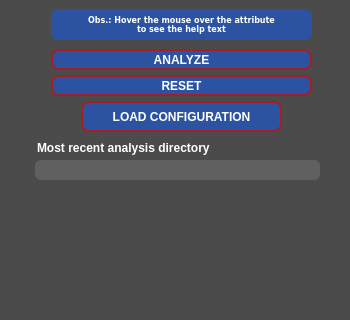
Before: the Qt Designer form behavython_gui.ui in mrdrzit/behavython, drawn with Qt 5; both pictures show x 0 to 350 and y 367 to 687 of the 350 by 900 pixel window.
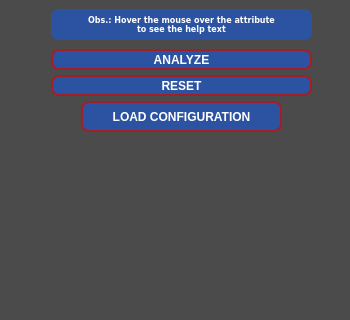
After: the same form once the commit is applied. The open tabs and pages were chosen to show the change. Icons and pictures are not drawn.

Commit message: Finish first part of thread on analysis

```diff
--- a/behavython_gui.ui
+++ b/behavython_gui.ui
@@ -763,9 +763,9 @@
      <property name="geometry">
       <rect>
        <x>15</x>
-       <y>450</y>
+       <y>400</y>
        <width>301</width>
-       <height>301</height>
+       <height>351</height>
       </rect>
      </property>
      <property name="styleSheet">
@@ -848,89 +848,6 @@
       <string notr="true">ANALYZE</string>
      </property>
     </widget>
-    <widget class="QLabel" name="config_path_2">
-     <property name="geometry">
-      <rect>
-       <x>26</x>
-       <y>391</y>
-       <width>200</width>
-       <height>16</height>
-      </rect>
-     </property>
-     <property name="sizePolicy">
-      <sizepolicy hsizetype="Fixed" vsizetype="Fixed">
-       <horstretch>0</horstretch>
-       <verstretch>0</verstretch>
-      </sizepolicy>
-     </property>
-     <property name="minimumSize">
-      <size>
-       <width>200</width>
-       <height>16</height>
-      </size>
-     </property>
-     <property name="maximumSize">
-      <size>
-       <width>200</width>
-       <height>16</height>
-      </size>
-     </property>
-     <property name="styleSheet">
-      <string notr="true">QLabel{color:#FFFFFF;font:7pt&quot;DejaVu Sans&quot;;font-weight:bold;}</string>
-     </property>
-     <property name="text">
-      <string notr="true">Most recent analysis directory</string>
-     </property>
-     <property name="alignment">
-      <set>Qt::AlignLeading|Qt::AlignLeft|Qt::AlignVCenter</set>
-     </property>
-    </widget>
-    <widget class="QLineEdit" name="recent_analysis_directory_lineedit">
-     <property name="enabled">
-      <bool>true</bool>
-     </property>
-     <property name="geometry">
-      <rect>
-       <x>24</x>
-       <y>411</y>
-       <width>285</width>
-       <height>20</height>
-      </rect>
-     </property>
-     <property name="minimumSize">
-      <size>
-       <width>285</width>
-       <height>0</height>
-      </size>
-     </property>
-     <property name="maximumSize">
-      <size>
-       <width>500</width>
-       <height>20</height>
-      </size>
-     </property>
-     <property name="mouseTracking">
-      <bool>false</bool>
-     </property>
-     <property name="styleSheet">
-      <string notr="true">QLineEdit{border:#969696;background-color:#606060;border-bottom-left-radius:6px;border-top-left-radius:6px;color:#FFFFFF;font:7pt&quot;DejaVu Sans&quot;;font-weight:bold;border-bottom-right-radius:6px;border-top-right-radius:6px}</string>
-     </property>
-     <property name="text">
-      <string notr="true"/>
-     </property>
-     <property name="frame">
-      <bool>false</bool>
-     </property>
-     <property name="cursorPosition">
-      <number>0</number>
-     </property>
-     <property name="readOnly">
-      <bool>true</bool>
-     </property>
-     <property name="placeholderText">
-      <string/>
-     </property>
-    </widget>
     <widget class="QCheckBox" name="plot_data_checkbox">
      <property name="geometry">
       <rect>
```
Left out of the diff: 2 changed lines with no effect on the pictures. The commit also changes 2 other files.
